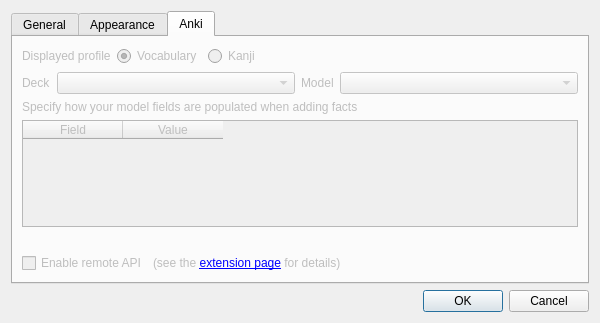
The window that ui/preferences.ui (FooSoft/yomichan-anki) describes before a commit, drawn with Qt 5.
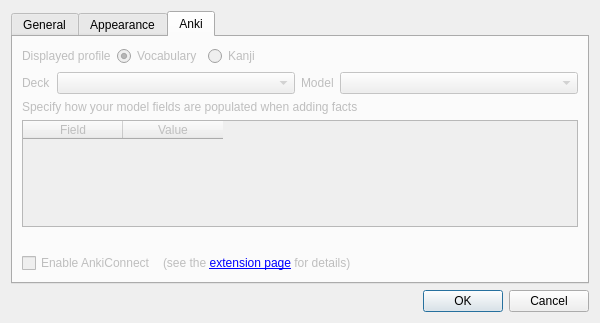
The same window after the commit. The open tabs and pages were chosen to show the change.

What changed in the file:
```diff
--- a/ui/preferences.ui
+++ b/ui/preferences.ui
@@ -286,7 +286,7 @@
          <item>
           <widget class="QCheckBox" name="checkEnableRemoteApi">
            <property name="text">
-            <string>Enable remote API</string>
+            <string>Enable AnkiConnect</string>
            </property>
           </widget>
          </item>
```
Left out of the diff: 2 changed lines with no effect on the pictures.
